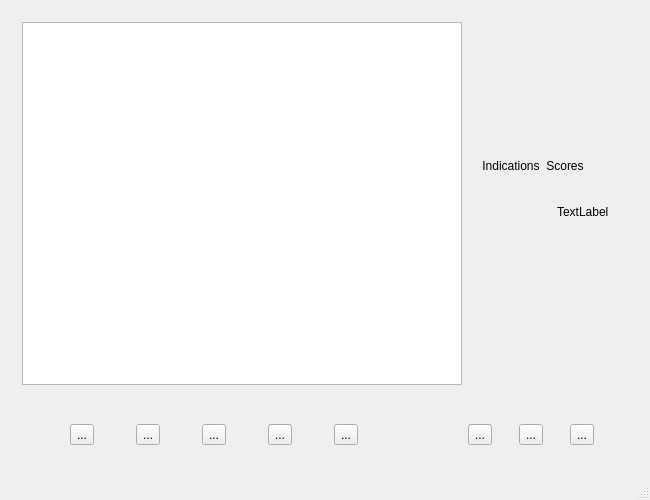
The window that UI/mainwindow.ui (guiguilalane/Wumpus) describes before a commit, drawn with Qt 5.
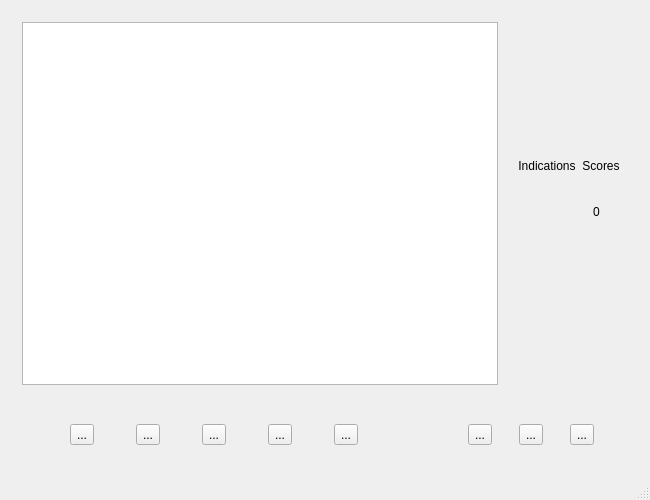
The same window after the commit. Icons and pictures are not drawn.

Commit message: Add the score of the player and add the conversion for UTF8

Patch:
```diff
--- a/UI/mainwindow.ui
+++ b/UI/mainwindow.ui
@@ -63,7 +63,7 @@
            </widget>
           </item>
           <item row="0" column="1">
-           <widget class="QLabel" name="score">
+           <widget class="QLabel" name="scoreLabel">
             <property name="text">
              <string>Scores</string>
             </property>
@@ -124,9 +124,9 @@
            <widget class="QWidget" name="widget_2" native="true">
             <layout class="QGridLayout" name="gridLayout">
              <item row="0" column="0">
-              <widget class="QLabel" name="label_2">
+              <widget class="QLabel" name="score">
                <property name="text">
-                <string>TextLabel</string>
+                <string>0</string>
                </property>
               </widget>
              </item>
```
The commit also changes 2 other files.
